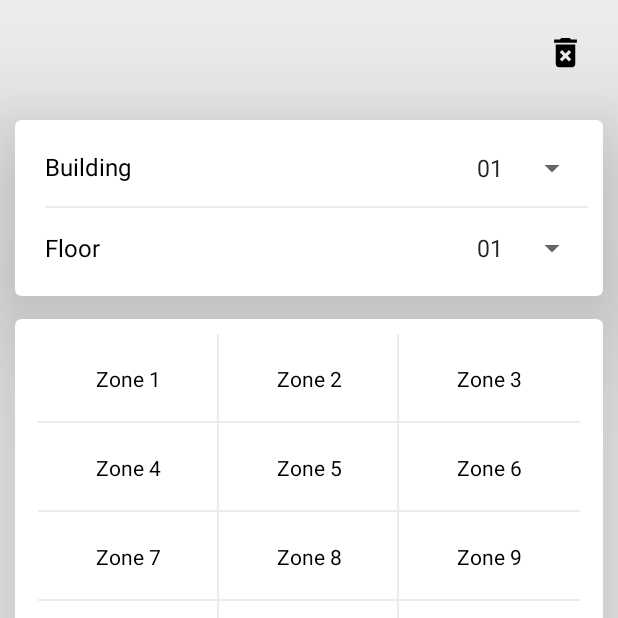
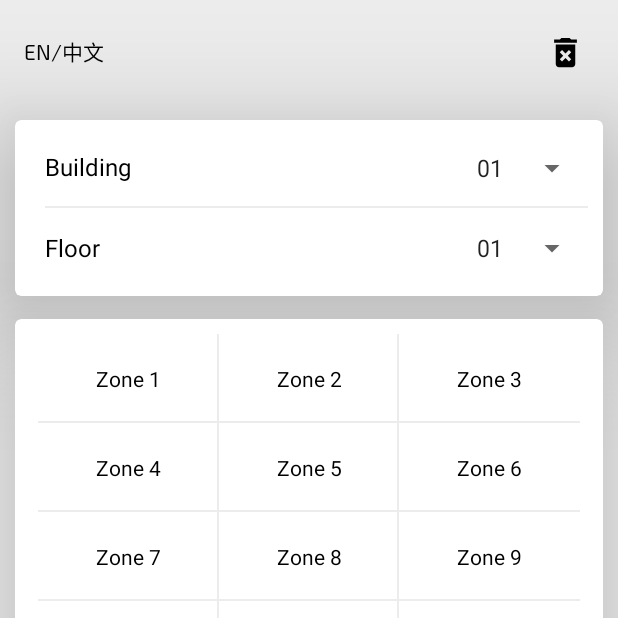
Before and after one commit to asapsonter/appScan-, an Android app: the screen it shows after launch (MainActivity), on a phone screen of 412 x 824 dp, the top half of it. Run offline under Robolectric (Android 15) with nearby library versions, the phone set to English and light mode, and no system bars; libraries missing offline, so code that uses them is left out: org.apache.poi.

```diff
--- a/app/src/main/java/com/example/scanqrapp/MainActivity.java
+++ b/app/src/main/java/com/example/scanqrapp/MainActivity.java
@@ -17,10 +17,17 @@ import com.example.scanqrapp.databinding.ActivityMainBinding;
 
 public class MainActivity extends AppCompatActivity {
 
+    // FragmentTransaction fragmentTransaction;
+
+
     @RequiresApi(api = Build.VERSION_CODES.O)
     @Override
     protected void onCreate(Bundle savedInstanceState){
         super.onCreate(savedInstanceState);
+        overridePendingTransition(R.anim.in_from_right, R.anim.out_to_left);
+       // fragmentTransaction.setCustomAnimations(R.anim.in_from_right, R.anim.out_to_left);
+
+
         com.example.scanqrapp.databinding.ActivityMainBinding binding = ActivityMainBinding
                 .inflate(getLayoutInflater());
                 setContentView(binding.getRoot());
--- /dev/null
+++ b/app/src/main/res/anim/in_from_left.xml
@@ -0,0 +1,8 @@
+<?xml version="1.0" encoding="utf-8"?>
+<set xmlns:android="http://schemas.android.com/apk/res/android">
+    <translate
+        android:fromXDelta="-100%" android:toXDelta="0%"
+        android:duration="1000" />
+
+
+</set>
--- /dev/null
+++ b/app/src/main/res/anim/in_from_right.xml
@@ -0,0 +1,7 @@
+<?xml version="1.0" encoding="utf-8"?>
+<set xmlns:android="http://schemas.android.com/apk/res/android">
+    <translate
+        android:fromXDelta="100%" android:toXDelta="0%"
+        android:duration="1000" />
+
+</set>
--- /dev/null
+++ b/app/src/main/res/anim/out_to_left.xml
@@ -0,0 +1,7 @@
+<?xml version="1.0" encoding="utf-8"?>
+<set xmlns:android="http://schemas.android.com/apk/res/android">
+    <translate
+        android:fromXDelta="0%" android:toXDelta="-100%"
+        android:duration="1000"/>
+
+</set>
--- /dev/null
+++ b/app/src/main/res/anim/out_to_right.xml
@@ -0,0 +1,7 @@
+<?xml version="1.0" encoding="utf-8"?>
+<set xmlns:android="http://schemas.android.com/apk/res/android">
+    <translate
+        android:fromXDelta="0%" android:toXDelta="100%"
+        android:duration="1000"/>
+
+</set>
--- a/app/src/main/res/anim/slide_in_left.xml
+++ /dev/null
@@ -1,8 +0,0 @@
-<?xml version="1.0" encoding="utf-8"?>
-<set xmlns:android="http://schemas.android.com/apk/res/android">
-    <translate
-        android:duration="@android:integer/config_mediumAnimTime"
-        android:fromXDelta="-100%p"
-        android:toXDelta="0" />
-
-</set>
--- a/app/src/main/res/anim/slide_in_right.xml
+++ /dev/null
@@ -1,8 +0,0 @@
-<?xml version="1.0" encoding="utf-8"?>
-<set xmlns:android="http://schemas.android.com/apk/res/android">
-    <translate
-        android:duration="@android:integer/config_mediumAnimTime"
-        android:fromXDelta="100%p"
-        android:toXDelta="0" />
-
-</set>
--- a/app/src/main/res/anim/slide_out_left.xml
+++ /dev/null
@@ -1,9 +0,0 @@
-<?xml version="1.0" encoding="utf-8"?>
-<set xmlns:android="http://schemas.android.com/apk/res/android">
-
-        <translate
-            android:duration="@android:integer/config_mediumAnimTime"
-            android:fromXDelta="0"
-            android:toXDelta="-100%p" />
-
-</set>
--- a/app/src/main/res/anim/slide_out_right.xml
+++ /dev/null
@@ -1,8 +0,0 @@
-<?xml version="1.0" encoding="utf-8"?>
-<set xmlns:android="http://schemas.android.com/apk/res/android">
-    <translate
-        android:duration="@android:integer/config_mediumAnimTime"
-        android:fromXDelta="0"
-        android:toXDelta="-100%p" />
-
-</set>
--- a/app/src/main/res/layout/fragment_main.xml
+++ b/app/src/main/res/layout/fragment_main.xml
@@ -17,6 +17,20 @@
         android:src="@drawable/ic_baseline_delete_forever_24"
         app:layout_constraintEnd_toEndOf="parent"
         app:layout_constraintTop_toTopOf="parent"/>
+    <TextView
+        android:id="@+id/langChange"
+        android:layout_width="wrap_content"
+        android:layout_height="wrap_content"
+        android:layout_marginStart="16dp"
+        android:fontFamily="@font/exo2_regular"
+        android:text="EN/中文"
+        android:clickable="true"
+        android:textColor="@color/black"
+        app:layout_constraintBottom_toTopOf="@+id/cv_buildings_floors"
+        app:layout_constraintStart_toStartOf="parent"
+        app:layout_constraintTop_toTopOf="parent"
+        app:layout_constraintVertical_bias="0.403"
+        android:focusable="true" />
 
     <com.google.android.material.card.MaterialCardView
         android:id="@+id/cv_buildings_floors"
--- a/app/src/main/res/navigation/nav_graph.xml
+++ b/app/src/main/res/navigation/nav_graph.xml
@@ -12,7 +12,11 @@
         tools:layout="@layout/fragment_main" >
         <action
             android:id="@+id/action_mainFragment_to_zoneDetailFragment"
-            app:destination="@id/zoneDetailFragment" />
+            app:destination="@id/zoneDetailFragment"
+            app:enterAnim="@anim/in_from_left"
+            app:exitAnim="@anim/out_to_right"
+            app:popEnterAnim="@anim/in_from_right"
+            app:popExitAnim="@anim/out_to_right" />
     </fragment>
     <fragment
         android:id="@+id/zoneDetailFragment"
--- a/app/src/main/res/values/strings.xml
+++ b/app/src/main/res/values/strings.xml
@@ -7,6 +7,14 @@
     <string name="zone_with_id">Zone %1$d</string>
     <string name="zone_detail_unique_id">B%1$s-F%2$s-Z%3$s-%4$s-%5$s</string>
     <string name="back">Back</string>
+    <string name="Reset_App">Reset App</string>
+    <string name="do_you_reset">Do you want to reset the app?</string>
+    <string name="Data_saved">Data saved</string>
+    <string name="saved_to_storage">Data has been saved in to local storage of this phone.</string>
+    <string name="no">No</string>
+    <string name="del_device">Delete Device</string>
+    <string name="really_del_device">Do you want to Delete Device?</string>
+    <string name="lang">Language</string>
 
     <string-array name="buildings_array">
         <item></item>
--- a/app/src/main/res/values/themes.xml
+++ b/app/src/main/res/values/themes.xml
@@ -14,15 +14,9 @@
         <item name="android:windowLightStatusBar" tools:ignore="NewApi">true</item>
         <!-- Customize your theme here. -->
 
-         <!--   Custom slide animation -->
-        <item name="android:windowAnimationStyle">@style/CustomActivityAnimation</item>
+
     </style>
-    <style name="CustomActivityAnimation" parent="@android:style/Animation.Activity">
-        <item name="android:activityOpenEnterAnimation">@anim/slide_in_right</item>
-        <item name="android:activityOpenExitAnimation">@anim/slide_out_left</item>
-        <item name="android:activityCloseEnterAnimation">@anim/slide_in_left</item>
-        <item name="android:activityCloseExitAnimation">@anim/slide_out_right</item>
-    </style>
+
 
 
     <style name="spinnerItemStyle" parent="android:Widget.TextView.SpinnerItem">
```
Also changed, not shown: app/src/main/java/com/example/scanqrapp/ui/main/MainFragment.java (+92 -1 lines), app/src/main/java/com/example/scanqrapp/ui/zone_details/ZoneDetailFragment.java (+24 -0 lines), app/src/main/res/anim/in_from_bottom.xml (added, +7 -0 lines), app/src/main/res/anim/in_from_top.xml (added, +8 -0 lines), app/src/main/res/anim/out_to_bottom.xml (added, +7 -0 lines), app/src/main/res/anim/out_to_top.xml (added, +7 -0 lines), 1 other file.
